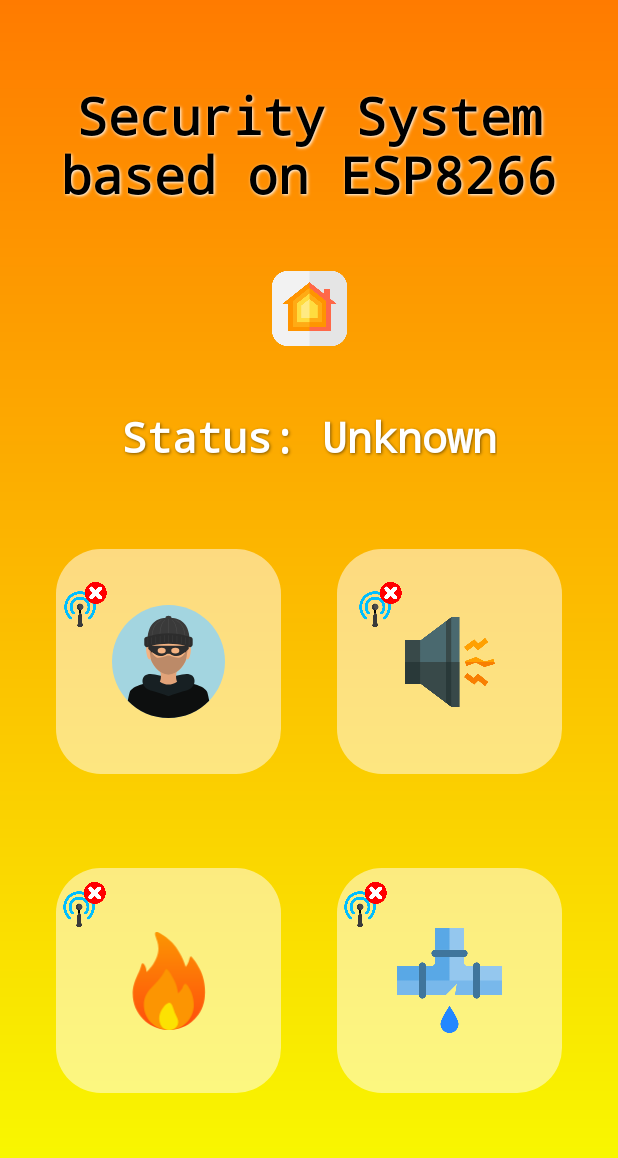
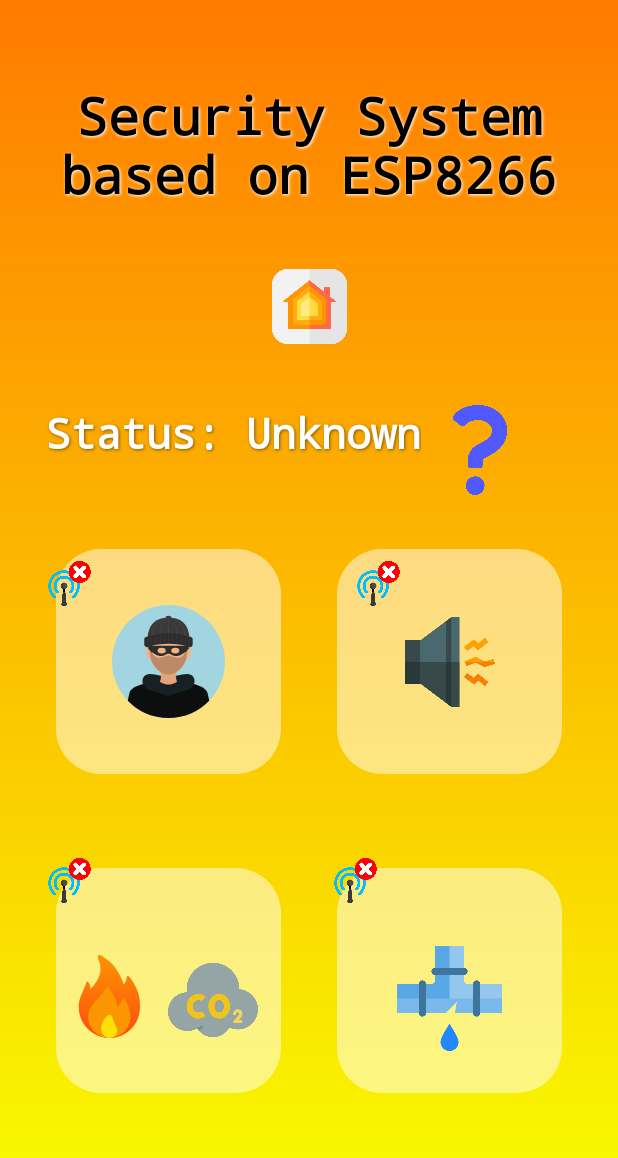
Before and after one commit to piotrrosinski77/Security-System-ESP8266, an Android app: the screen it shows after launch (MainActivity), on a phone screen of 412 x 824 dp. Shown: the top 1158 px of the screen. Run offline under Robolectric (Android 15) with nearby library versions, the phone set to English and light mode, and no system bars.

Commit message:
co2 icon added

```diff
--- a/Security_System_App/app/src/main/res/layout/activity_main.xml
+++ b/Security_System_App/app/src/main/res/layout/activity_main.xml
@@ -48,15 +48,15 @@
         android:layout_width="wrap_content"
         android:layout_height="wrap_content"
         android:fontFamily="sans-serif-monospace"
+        android:shadowColor="@color/text_shadow_white"
+        android:shadowDx="1"
+        android:shadowDy="1"
+        android:shadowRadius="2"
         android:text="@string/security_system_esp8266"
         android:textAlignment="center"
         android:textColor="@color/black"
         android:textSize="34sp"
         android:textStyle="bold"
-        android:shadowColor="@color/text_shadow_white"
-        android:shadowDx="1"
-        android:shadowDy="1"
-        android:shadowRadius="2"
         app:layout_constraintBottom_toBottomOf="parent"
         app:layout_constraintEnd_toEndOf="parent"
         app:layout_constraintHorizontal_bias="0.497"
@@ -83,10 +83,10 @@
         android:foreground="@drawable/no_signal"
         app:layout_constraintBottom_toBottomOf="@+id/textView7"
         app:layout_constraintEnd_toEndOf="@id/textView4"
-        app:layout_constraintHorizontal_bias="0.266"
+        app:layout_constraintHorizontal_bias="0.2"
         app:layout_constraintStart_toStartOf="parent"
         app:layout_constraintTop_toTopOf="@+id/textView7"
-        app:layout_constraintVertical_bias="0.184" />
+        app:layout_constraintVertical_bias="0.066" />
 
     <TextView
         android:id="@+id/textView8"
@@ -95,10 +95,10 @@
         android:foreground="@drawable/no_signal"
         app:layout_constraintBottom_toBottomOf="@+id/textView4"
         app:layout_constraintEnd_toEndOf="@id/textView7"
-        app:layout_constraintHorizontal_bias="0.264"
+        app:layout_constraintHorizontal_bias="0.2"
         app:layout_constraintStart_toStartOf="parent"
         app:layout_constraintTop_toTopOf="@+id/textView7"
-        app:layout_constraintVertical_bias="0.668" />
+        app:layout_constraintVertical_bias="0.62" />
 
     <TextView
         android:id="@+id/textView9"
@@ -107,7 +107,7 @@
         android:foreground="@drawable/no_signal"
         app:layout_constraintBottom_toBottomOf="@+id/textView8"
         app:layout_constraintEnd_toEndOf="@id/textView5"
-        app:layout_constraintHorizontal_bias="0.664"
+        app:layout_constraintHorizontal_bias="0.645"
         app:layout_constraintStart_toStartOf="parent"
         app:layout_constraintTop_toTopOf="@+id/textView8"
         app:layout_constraintVertical_bias="0.0" />
@@ -119,30 +119,30 @@
         android:foreground="@drawable/no_signal"
         app:layout_constraintBottom_toBottomOf="@+id/textView5"
         app:layout_constraintEnd_toEndOf="@id/textView3"
-        app:layout_constraintHorizontal_bias="0.624"
+        app:layout_constraintHorizontal_bias="0.621"
         app:layout_constraintStart_toStartOf="parent"
         app:layout_constraintTop_toTopOf="@+id/textView5"
-        app:layout_constraintVertical_bias="0.183" />
+        app:layout_constraintVertical_bias="0.066" />
 
     <TextView
         android:id="@+id/textView10"
         android:layout_width="wrap_content"
         android:layout_height="wrap_content"
         android:fontFamily="sans-serif-monospace"
+        android:shadowColor="@color/text_shadow"
+        android:shadowDx="1"
+        android:shadowDy="1"
+        android:shadowRadius="2"
         android:text="@string/status_unknown"
         android:textColor="@color/white"
         android:textSize="28sp"
         android:textStyle="bold"
-        android:shadowColor="@color/text_shadow"
-        android:shadowDx="1"
-        android:shadowDy="1"
-        android:shadowRadius="2"
         app:layout_constraintBottom_toTopOf="@+id/textView5"
         app:layout_constraintEnd_toEndOf="parent"
-        app:layout_constraintHorizontal_bias="0.5"
+        app:layout_constraintHorizontal_bias="0.19"
         app:layout_constraintStart_toStartOf="parent"
         app:layout_constraintTop_toBottomOf="@+id/textView3"
-        app:layout_constraintVertical_bias="0.703" />
+        app:layout_constraintVertical_bias="0.689" />
 
     <ImageView
         android:id="@+id/imageView"
@@ -160,45 +160,77 @@
         android:id="@+id/imageView2"
         android:layout_width="75dp"
         android:layout_height="75dp"
+        android:contentDescription="@string/burglar"
         app:layout_constraintBottom_toBottomOf="@+id/textView7"
         app:layout_constraintEnd_toEndOf="@+id/textView7"
         app:layout_constraintStart_toStartOf="@+id/textView7"
         app:layout_constraintTop_toTopOf="@+id/textView7"
-        app:srcCompat="@drawable/burglar"
-        android:contentDescription="@string/burglar" />
+        app:srcCompat="@drawable/burglar" />
 
     <ImageView
         android:id="@+id/imageView3"
         android:layout_width="60dp"
         android:layout_height="60dp"
+        android:contentDescription="@string/noise"
         app:layout_constraintBottom_toBottomOf="@+id/textView5"
         app:layout_constraintEnd_toEndOf="@+id/textView5"
         app:layout_constraintStart_toStartOf="@+id/textView5"
         app:layout_constraintTop_toTopOf="@+id/textView5"
-        app:srcCompat="@drawable/noise"
-        android:contentDescription="@string/noise" />
+        app:srcCompat="@drawable/noise" />
 
     <ImageView
         android:id="@+id/imageView4"
-        android:layout_width="65dp"
-        android:layout_height="65dp"
+        android:layout_width="55dp"
+        android:layout_height="55dp"
+        android:contentDescription="@string/fire"
         app:layout_constraintBottom_toBottomOf="@+id/textView4"
         app:layout_constraintEnd_toEndOf="@+id/textView4"
+        app:layout_constraintHorizontal_bias="0.088"
         app:layout_constraintStart_toStartOf="@+id/textView4"
         app:layout_constraintTop_toTopOf="@+id/textView4"
-        app:srcCompat="@drawable/fire"
-        android:contentDescription="@string/fire"/>
+        app:layout_constraintVertical_bias="0.611"
+        app:srcCompat="@drawable/fire" />
 
     <ImageView
         android:id="@+id/imageView5"
         android:layout_width="70dp"
         android:layout_height="70dp"
+        android:contentDescription="@string/leak"
         app:layout_constraintBottom_toBottomOf="@+id/textView6"
         app:layout_constraintEnd_toEndOf="@+id/textView6"
         app:layout_constraintStart_toStartOf="@+id/textView6"
         app:layout_constraintTop_toTopOf="@+id/textView6"
-        app:srcCompat="@drawable/leak"
-        android:contentDescription="@string/leak" />
+        app:layout_constraintVertical_bias="0.65"
+        app:srcCompat="@drawable/leak" />
+
+    <ImageView
+        android:id="@+id/imageView6"
+        android:layout_width="60dp"
+        android:layout_height="60dp"
+        android:contentDescription="@string/cloud"
+        app:layout_constraintBottom_toBottomOf="@+id/textView4"
+        app:layout_constraintEnd_toEndOf="@+id/textView4"
+        app:layout_constraintHorizontal_bias="0.833"
+        app:layout_constraintStart_toStartOf="@+id/textView4"
+        app:layout_constraintTop_toTopOf="@+id/textView4"
+        app:layout_constraintVertical_bias="0.644"
+        app:srcCompat="@drawable/cloud" />
+
+    <ImageView
+        android:id="@+id/imageView7"
+        android:layout_width="60dp"
+        android:layout_height="60dp"
+        android:layout_marginStart="9dp"
+        android:layout_marginTop="88dp"
+        android:layout_marginBottom="36dp"
+        app:layout_constraintBottom_toTopOf="@+id/textView5"
+        app:layout_constraintEnd_toEndOf="parent"
+        app:layout_constraintHorizontal_bias="0.0"
+        app:layout_constraintStart_toEndOf="@+id/textView10"
+        app:layout_constraintTop_toBottomOf="@+id/textView3"
+        app:layout_constraintVertical_bias="1.0"
+        app:srcCompat="@drawable/question"
+        android:contentDescription="@string/question" />
 
 
 </androidx.constraintlayout.widget.ConstraintLayout>
--- a/Security_System_App/app/src/main/res/values/strings.xml
+++ b/Security_System_App/app/src/main/res/values/strings.xml
@@ -7,4 +7,6 @@
     <string name="noise">noise</string>
     <string name="fire">fire</string>
     <string name="leak">leak</string>
+    <string name="cloud">cloud</string>
+    <string name="question">question</string>
 </resources>
```
Also changed, not shown: Security_System_App/app/src/main/res/drawable/cloud.png (added), Security_System_App/app/src/main/res/drawable/question.png (added).
